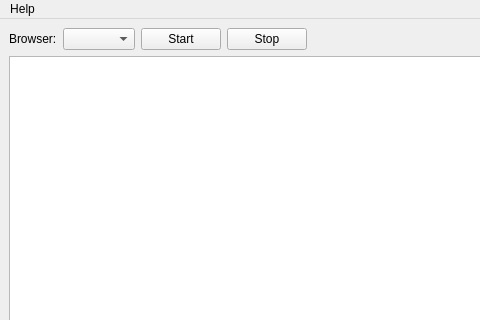
Qt form germaniumsb/MainWindow.ui (germaniumhq/germanium-selector-builder) before a commit; both pictures show x 0 to 480 and y 0 to 320 of the 800 by 600 pixel window.
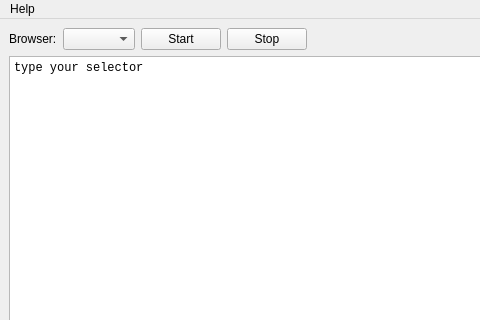
The same form after that commit.

Diff of the .ui file:
```diff
--- a/germaniumsb/MainWindow.ui
+++ b/germaniumsb/MainWindow.ui
@@ -75,7 +75,16 @@
      </layout>
     </item>
     <item row="1" column="0">
-     <widget class="QPlainTextEdit" name="plainTextEdit"/>
+     <widget class="QPlainTextEdit" name="codeEdit">
+      <property name="font">
+       <font>
+        <family>Courier New</family>
+       </font>
+      </property>
+      <property name="plainText">
+       <string>type your selector</string>
+      </property>
+     </widget>
     </item>
    </layout>
   </widget>
```
